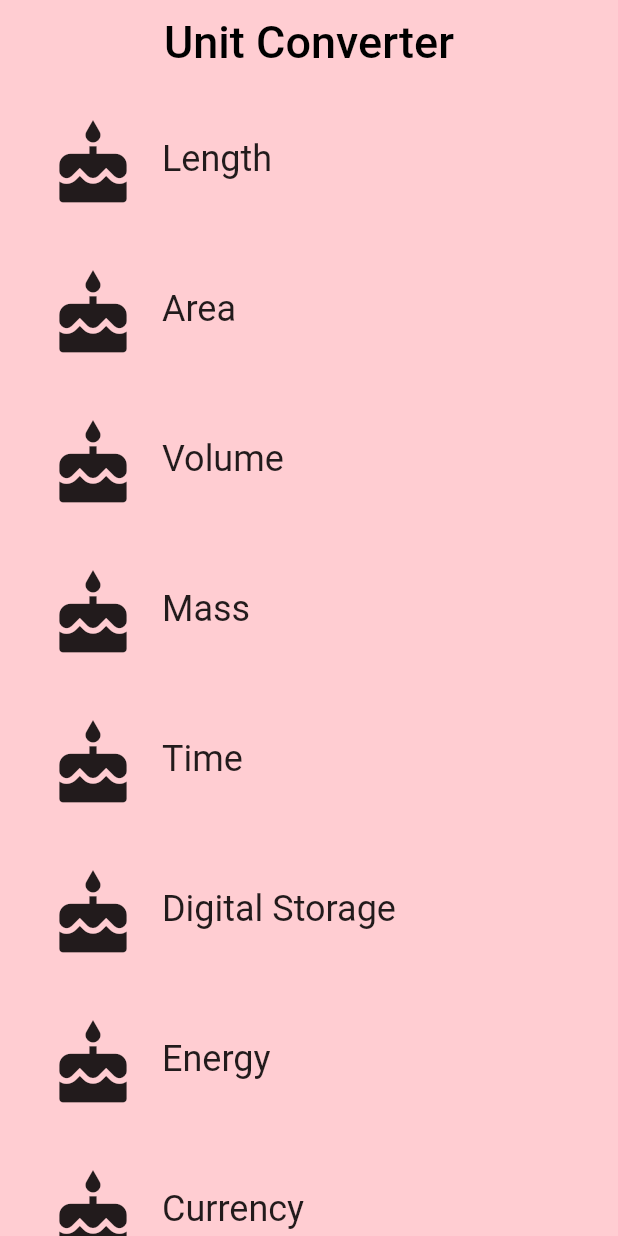
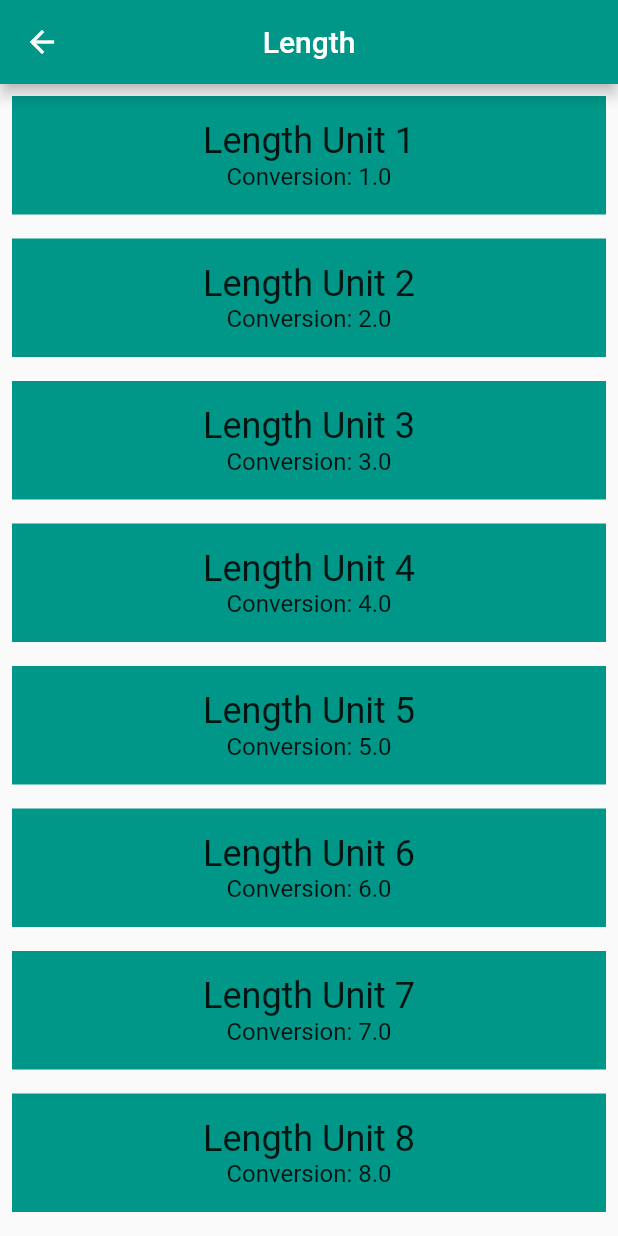
Before and after one commit to mohanmunisifreddy/Flutter-Demo-, a Flutter app: the screen it shows after launch, after a tap on "Length", on a phone screen of 412 x 824 dp. Run offline on Flutter 3.47's test engine with Material 2 defaults, Android fonts, the phone set to English and light mode, and no system bars.

Commit message:
Navigation tast completed

```diff
--- a/lib/category.dart
+++ b/lib/category.dart
@@ -1,4 +1,6 @@
 import 'package:flutter/material.dart';
+import 'unit.dart';
+import 'converter_route.dart';
 
 final _rowHeight = 100.0;
 final _borderRadius = BorderRadius.circular(_rowHeight/2);
@@ -7,16 +9,41 @@ class Category extends StatelessWidget {
   final String name;
   final ColorSwatch color;
   final IconData iconLocation;
+  final List<Unit> units;
 
   const Category({
     Key key,
     @required this.name,
     @required this.color,
     @required this.iconLocation,
+    @required this.units,
   })  : assert(name!=null),
         assert(color!=null),
         assert(iconLocation!=null),
+        assert(units!=null),
         super(key: key);
+
+  void _navigateToConverter(BuildContext context) {
+    Navigator.push(
+      context,
+      MaterialPageRoute(builder: (context) {
+        return MaterialApp(
+          debugShowCheckedModeBanner: false,
+          home: Scaffold(
+            appBar: AppBar(
+              title: Text(name),
+              backgroundColor: color,
+              centerTitle: true,
+              automaticallyImplyLeading: true,
+              leading: IconButton(icon: Icon(Icons.arrow_back), onPressed: () => Navigator.pop(context, false)),
+            ),
+            body: ConverterRoute(name: name, color: color, units: units),
+          ),
+        );
+      })
+    );
+  }
+
   @override
   Widget build(BuildContext context) {
     return Material(
@@ -27,7 +54,10 @@ class Category extends StatelessWidget {
           borderRadius: _borderRadius,
           highlightColor: color,
           splashColor: color,
-          onTap: () => print("I was tapped!"),
+          onTap: () {
+            _navigateToConverter(context);
+            print("I was tapped!");
+          },
           child: Padding(
             padding: EdgeInsets.all(8.0),
             child: Row(
--- a/lib/category_route.dart
+++ b/lib/category_route.dart
@@ -1,5 +1,6 @@
 import 'package:flutter/material.dart';
-import 'package:hello_rectangle/category.dart';
+import 'category.dart';
+import 'unit.dart';
 
 final _backgroundColor = Colors.red[100];
 
@@ -34,6 +35,16 @@ class CategoryRoute extends StatelessWidget {
     );
   }
 
+  List<Unit> _retrieveUnitList(String categoryName) {
+    return List.generate(10, (int i) {
+      i += 1;
+      return Unit(
+        name: "$categoryName Unit $i",
+        conversion: i.toDouble(),
+      );
+    });
+  }
+
   @override
   Widget build(BuildContext context) {
     final categories = <Category>[];
@@ -43,6 +54,7 @@ class CategoryRoute extends StatelessWidget {
           name: _categoryNames[i],
           color: _baseColors[i],
           iconLocation: Icons.cake,
+          units: _retrieveUnitList(_categoryNames[i]),
         )
       );
     }
--- /dev/null
+++ b/lib/converter_route.dart
@@ -0,0 +1,45 @@
+import 'package:meta/meta.dart';
+import 'package:flutter/material.dart';
+
+import 'unit.dart';
+
+class ConverterRoute extends StatelessWidget {
+
+  final String name;
+  final ColorSwatch color;
+  final List<Unit> units;
+
+  const ConverterRoute({
+    @required this.name,
+    @required this.color,
+    @required this.units,
+  }) :  assert(name!=null),
+        assert(color!=null),
+        assert(units!=null);
+
+  @override
+  Widget build(BuildContext context) {
+    final unitWidgets = units.map((Unit unit) {
+      return Container(
+        color: color,
+        margin: EdgeInsets.all(8.0),
+        padding: EdgeInsets.all(16.0),
+        child: Column(
+          children: <Widget>[
+            Text(
+              unit.name,
+              style: Theme.of(context).textTheme.headline,
+            ),
+            Text(
+              "Conversion: ${unit.conversion}",
+              style: Theme.of(context).textTheme.subhead,
+            ),
+          ],
+        ),
+      );
+    }).toList();
+    return ListView(
+      children: unitWidgets,
+    );
+  }
+}
--- /dev/null
+++ b/lib/unit.dart
@@ -0,0 +1,18 @@
+import 'package:meta/meta.dart';
+
+class Unit {
+  final String name;
+  final double conversion;
+
+  const Unit({
+    @required this.name,
+    @required this.conversion,
+  }) :  assert(name!=null),
+        assert(conversion!=null);
+
+  Unit.fromJson(Map jsonMap)
+      : assert(jsonMap['name']!=null),
+        assert(jsonMap['conversion']!=null),
+        name = jsonMap['name'],
+        conversion = jsonMap['conversion'].toDouble();
+}
```
